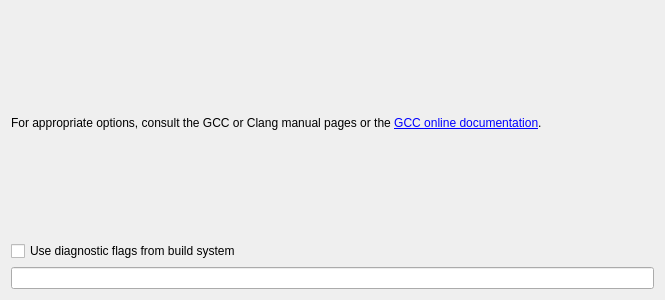
qt-creator/qt-creator, file src/plugins/cpptools/clangbasechecks.ui: the form before one commit.
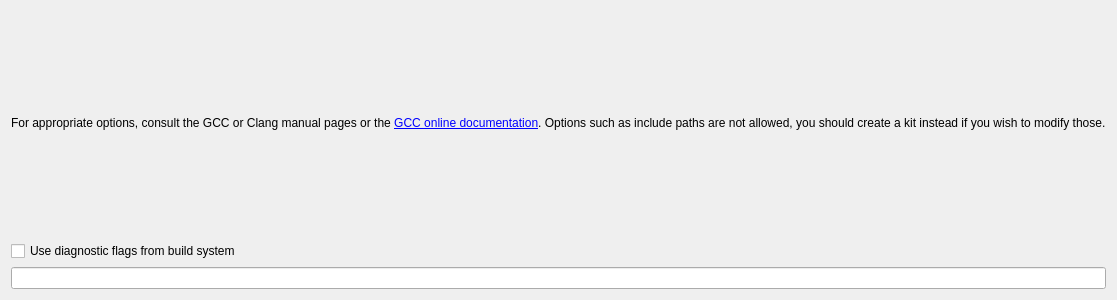
The form after the commit. Custom widgets are drawn as their Qt base class.

Commit message: Document include path confusion. Closes QTCREATORBUG-22497

Patch:
```diff
--- a/src/plugins/cpptools/clangbasechecks.ui
+++ b/src/plugins/cpptools/clangbasechecks.ui
@@ -17,7 +17,7 @@
    <item>
     <widget class="QLabel" name="label">
      <property name="text">
-      <string>For appropriate options, consult the GCC or Clang manual pages or the &lt;a href=&quot;https://gcc.gnu.org/onlinedocs/gcc/Warning-Options.html&quot;&gt;GCC online documentation&lt;/a&gt;.</string>
+      <string>For appropriate options, consult the GCC or Clang manual pages or the &lt;a href=&quot;https://gcc.gnu.org/onlinedocs/gcc/Warning-Options.html&quot;&gt;GCC online documentation&lt;/a&gt;. Options such as include paths are not allowed, you should create a kit instead if you wish to modify those.</string>
      </property>
      <property name="openExternalLinks">
       <bool>true</bool>
```
